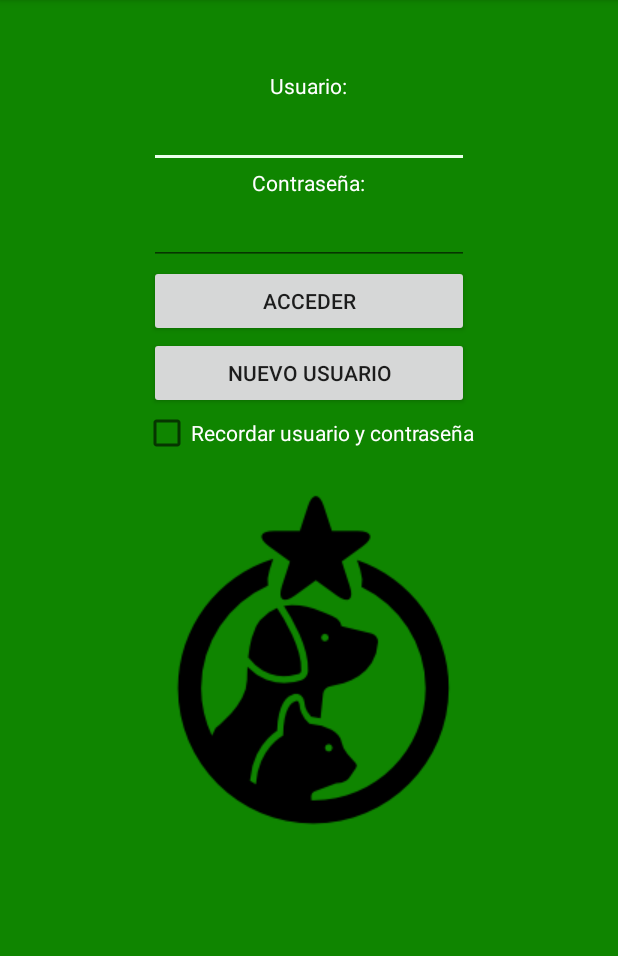
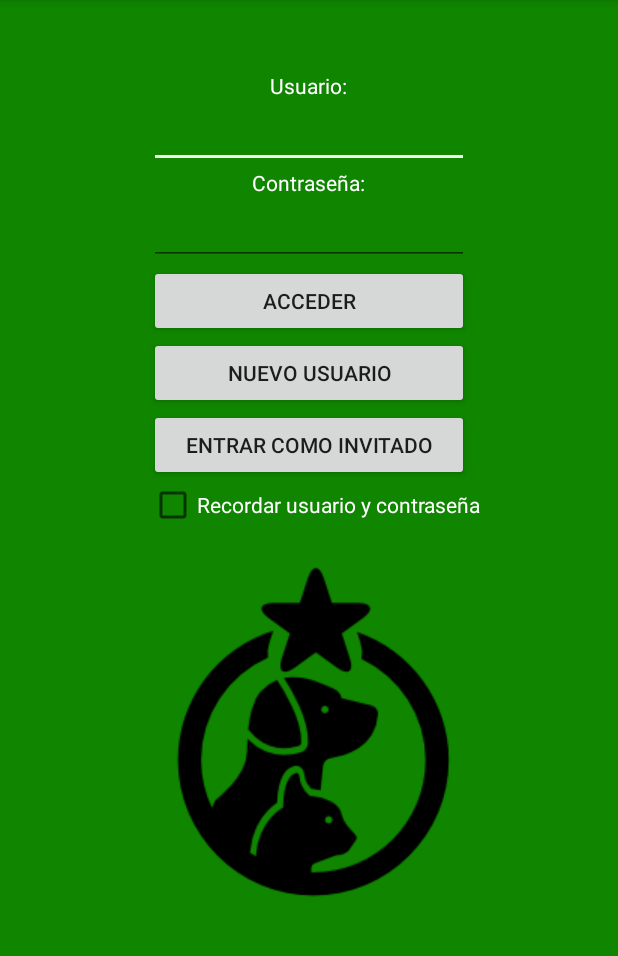
Before and after one commit to rusifiqui/FoundAPet, an Android app: the screen it shows after launch (LoginActivity), on a phone screen of 412 x 824 dp, the part 84-1040 px from its top. Run offline under Robolectric (Android 15) with nearby library versions, the phone set to English and light mode, and no system bars; our stand-ins replace Volley.

Commit message:
Se elimina por completo la publicidad, quitando la existente en la pantalla de descripción. Se crea la posibilidad de acceder a la aplicación como invitado.

```diff
--- a/app/build.gradle
+++ b/app/build.gradle
@@ -15,8 +15,8 @@ android {
         applicationId "com.jvilam.foundapet"
         minSdkVersion 13
         targetSdkVersion 23
-        versionCode 6
-        versionName "1.4.1"
+        versionCode 9
+        versionName "1.6.1"
     }
     buildTypes {
         release {
--- a/app/src/main/java/com/jvilam/foundapet/LoginActivity.java
+++ b/app/src/main/java/com/jvilam/foundapet/LoginActivity.java
@@ -52,6 +52,7 @@ public class LoginActivity extends BaseVolleyActivity {
         pass = (EditText) findViewById(R.id.editTextPassword);
         Button access = (Button) findViewById(R.id.buttonLogin);
         Button newUser = (Button) findViewById(R.id.buttonNewUser);
+        Button guest = (Button) findViewById(R.id.buttonGuest);
         remember = (CheckBox) findViewById(R.id.checkBoxRemeberLogin);
 
         progress = new ProgressDialog(this);
@@ -100,6 +101,19 @@ public class LoginActivity extends BaseVolleyActivity {
                     Intent intent = new Intent(getApplicationContext(), NewUserActivity.class);
                     intent.setFlags(Intent.FLAG_ACTIVITY_CLEAR_TOP);
                     startActivity(intent);
+                }
+            });
+        }
+
+        if (guest != null) {
+            guest.setOnClickListener(new View.OnClickListener() {
+                @Override
+                public void onClick(View v) {
+                    Intent intent = new Intent(getApplicationContext(), MainActivity.class);
+                    intent.putExtra("guest", true);
+                    intent.setFlags(Intent.FLAG_ACTIVITY_CLEAR_TOP);
+                    startActivity(intent);
+                    LoginActivity.this.finish();
                 }
             });
         }
@@ -182,6 +196,7 @@ public class LoginActivity extends BaseVolleyActivity {
                                     Intent intent = new Intent(getApplicationContext(), MainActivity.class);
                                     intent.putExtra("idUser", idUser);
                                     intent.putExtra("userName", userName);
+                                    intent.putExtra("guest", false);
                                     intent.setFlags(Intent.FLAG_ACTIVITY_CLEAR_TOP);
                                     startActivity(intent);
                                     LoginActivity.this.finish();
--- a/app/src/main/res/layout/activity_comments.xml
+++ b/app/src/main/res/layout/activity_comments.xml
@@ -1,6 +1,7 @@
 <?xml version="1.0" encoding="utf-8"?>
 <RelativeLayout xmlns:android="http://schemas.android.com/apk/res/android"
     xmlns:tools="http://schemas.android.com/tools"
+    android:id="@+id/layoutComments"
     android:layout_width="match_parent"
     android:layout_height="match_parent"
     android:paddingBottom="@dimen/activity_vertical_margin"
--- a/app/src/main/res/layout/activity_login.xml
+++ b/app/src/main/res/layout/activity_login.xml
@@ -79,15 +79,27 @@
         android:text="@string/remember_credentials"
         android:id="@+id/checkBoxRemeberLogin"
         android:textColor="@color/textColor"
-        android:layout_below="@+id/buttonNewUser"
-        android:layout_centerHorizontal="true" />
+        android:layout_below="@+id/buttonGuest"
+        android:layout_alignLeft="@+id/buttonNewUser"
+        android:layout_alignStart="@+id/buttonNewUser" />
 
     <ImageView
         android:layout_width="wrap_content"
         android:layout_height="wrap_content"
         android:id="@+id/imageView"
         android:src="@drawable/photo"
-        android:layout_below="@+id/checkBoxRemeberLogin"
+        android:contentDescription="@string/logo"
         android:layout_centerHorizontal="true"
-        android:contentDescription="@string/logo" />
+        android:layout_below="@+id/checkBoxRemeberLogin" />
+
+    <Button
+        android:layout_width="wrap_content"
+        android:layout_height="wrap_content"
+        android:text="@string/guest_login"
+        android:id="@+id/buttonGuest"
+        android:layout_below="@+id/buttonNewUser"
+        android:layout_alignRight="@+id/buttonNewUser"
+        android:layout_alignEnd="@+id/buttonNewUser"
+        android:layout_alignLeft="@+id/buttonNewUser"
+        android:layout_alignStart="@+id/buttonNewUser" />
 </RelativeLayout>
--- a/app/src/main/res/values/strings.xml
+++ b/app/src/main/res/values/strings.xml
@@ -22,6 +22,7 @@
     <string name="connect_title">Acceso</string>
     <string name="connect_message">Comprobando credenciales</string>
     <string name="wrong_user">No existe el usuario</string>
+    <string name="guest_login">Entrar como invitado</string>
 
     <!-- Pantalla de Registro -->
     <string name="registration">Registro de Usuario</string>
@@ -51,6 +52,7 @@
     <string name="feedback">Informar de un error</string>
     <string name="email_address" translatable="false">foundapetapp@gmail.com</string>
     <string name="email_subject">Informe de la aplicación</string>
+    <string name="no_guest_allowed">Debes iniciar sesión para poder dar de alta animales</string>
 
 
     <!-- Pantalla de Mapa -->
```
Also changed, not shown: app/src/main/java/com/jvilam/foundapet/MainActivity.java (+22 -0 lines), app/src/main/java/com/jvilam/foundapet/views/CommentsActivity.java (+14 -0 lines), app/src/main/java/com/jvilam/foundapet/views/PetDescriptionActivity.java (+22 -6 lines), app/src/main/java/com/jvilam/foundapet/views/PetsMapActivity.java (+9 -2 lines), app/src/main/res/drawable/button_shape.xml (added, +28 -0 lines), 2 other files.
